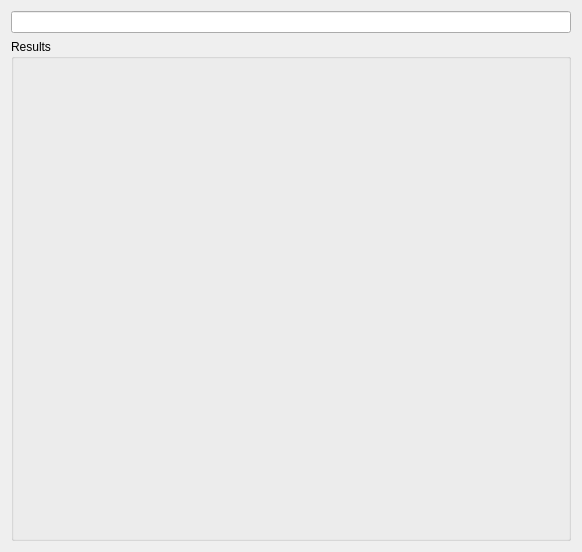
This is src/widgets/searchdialog.ui in 0xzer0x/quran-companion as Qt 5 draws it before an edit. The edited form follows.
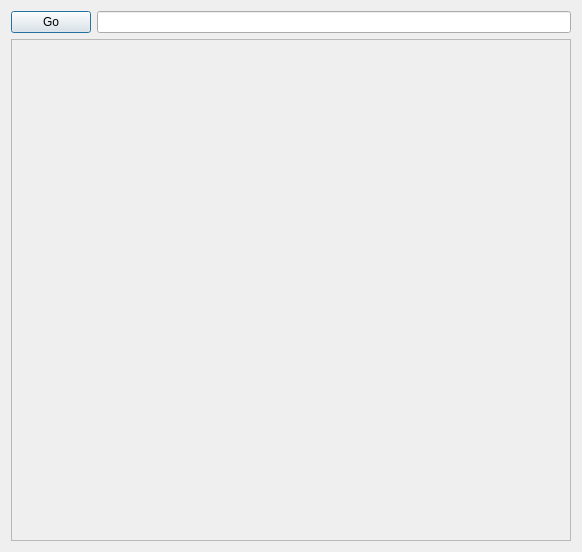
This is the edited form.

Commit message: basic search functionality

Patch:
```diff
--- a/src/widgets/searchdialog.ui
+++ b/src/widgets/searchdialog.ui
@@ -15,20 +15,41 @@
   </property>
   <layout class="QVBoxLayout" name="verticalLayout">
    <item>
-    <widget class="QLineEdit" name="ledSearchBar"/>
+    <layout class="QHBoxLayout" name="horizontalLayout">
+     <item>
+      <widget class="QPushButton" name="btnSrch">
+       <property name="text">
+        <string>Go</string>
+       </property>
+      </widget>
+     </item>
+     <item>
+      <widget class="QLineEdit" name="ledSearchBar"/>
+     </item>
+    </layout>
    </item>
    <item>
-    <widget class="QGroupBox" name="grpResults">
-     <property name="title">
-      <string>Results</string>
+    <widget class="QScrollArea" name="scrollArea">
+     <property name="horizontalScrollBarPolicy">
+      <enum>Qt::ScrollBarAlwaysOff</enum>
      </property>
-     <property name="flat">
-      <bool>false</bool>
+     <property name="widgetResizable">
+      <bool>true</bool>
      </property>
-     <property name="checkable">
-      <bool>false</bool>
+     <property name="alignment">
+      <set>Qt::AlignRight|Qt::AlignTrailing|Qt::AlignVCenter</set>
      </property>
-     <layout class="QVBoxLayout" name="vGrpLyt"/>
+     <widget class="QWidget" name="srclResults">
+      <property name="geometry">
+       <rect>
+        <x>0</x>
+        <y>0</y>
+        <width>562</width>
+        <height>500</height>
+       </rect>
+      </property>
+      <layout class="QVBoxLayout" name="verticalLayout_2"/>
+     </widget>
     </widget>
    </item>
   </layout>
```
The commit also changes 5 other files.
